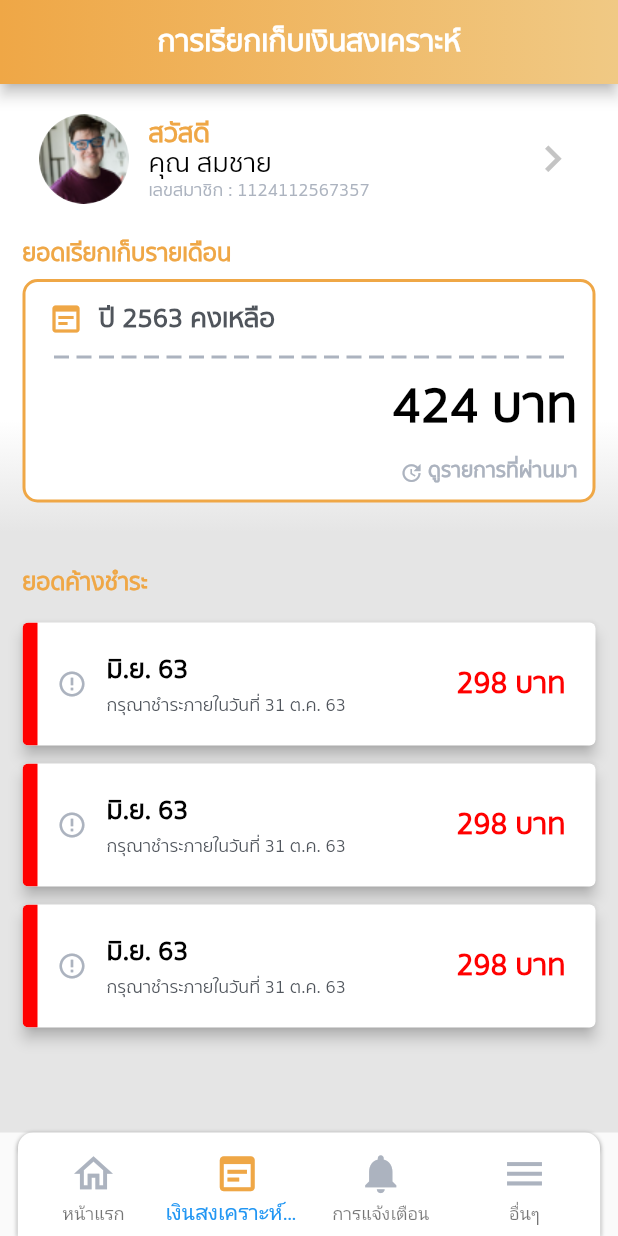
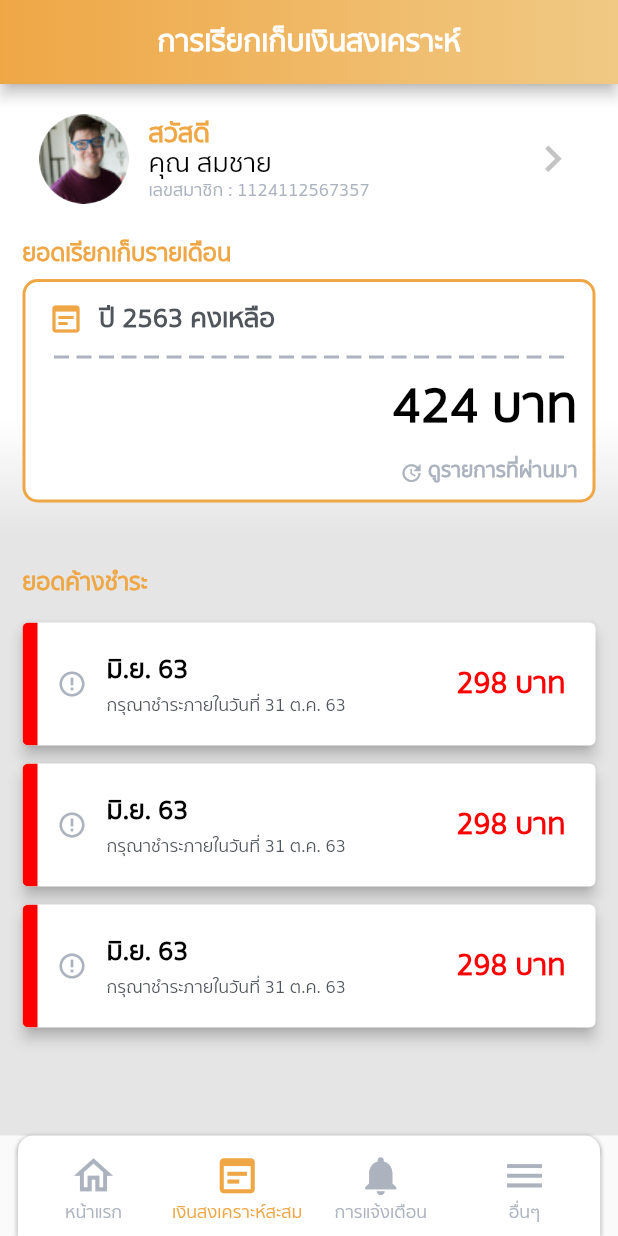
Before and after one commit to AnuwatBunsong/AiTech-test, a Flutter app: the MainPage screen opened by its route, swiped to page 2, on a phone screen of 412 x 824 dp. Run offline on Flutter 3.47's test engine with Material 2 defaults, Android fonts, the phone set to English and light mode, and no system bars; our stand-ins replace flutter_html, rflutter_alert, shared_preferences; accounts and stored records are empty; network calls fail.

Commit message:
fix case

```diff
--- a/lib/view/main_page.dart
+++ b/lib/view/main_page.dart
@@ -84,8 +84,14 @@ class _MainPageState extends State<MainPage> {
                     child: BottomNavigationBar(
                         currentIndex: _selectedIndex,
                         onTap: _onItemTapped,
+                        selectedItemColor: Color(0xFFEFA746),
+                        unselectedItemColor: Color(0xFFACB3BF),
                         backgroundColor: Colors.white,
                         type: BottomNavigationBarType.fixed,
+                        selectedLabelStyle: TextStyle(
+                            fontFamily: 'SukhumvitText', fontSize: 12.0),
+                        unselectedLabelStyle: TextStyle(
+                            fontFamily: 'SukhumvitText', fontSize: 12.0),
                         elevation: 0,
                         items: <BottomNavigationBarItem>[
                           BottomNavigationBarItem(
@@ -94,52 +100,32 @@ class _MainPageState extends State<MainPage> {
                                 color: _selectedIndex == 0
                                     ? Color(activePage)
                                     : Color(inActivePage)),
-                              title: new Text("หน้าแรก",
-                                  style: TextStyle(
-                                      color: _selectedIndex == 0
-                                          ? Color(activePage)
-                                          : Color(inActivePage),
-                                      fontFamily: 'SukhumvitText',
-                                      fontSize: 12.0))),
+                            label: 'หน้าแรก',
+                          ),
                           BottomNavigationBarItem(
                             icon: Icon(Icons.wysiwyg,
                                 size: 31.0,
                                 color: _selectedIndex == 1
                                     ? Color(activePage)
                                     : Color(inActivePage)),
-                              title: new Text("เงินสงเคราะห์สะสม",
-                                  style: TextStyle(
-                                      color: _selectedIndex == 1
-                                          ? Color(activePage)
-                                          : Color(inActivePage),
-                                      fontFamily: 'SukhumvitText',
-                                      fontSize: 12.0))),
+                            label: 'เงินสงเคราะห์สะสม',
+                          ),
                           BottomNavigationBarItem(
                             icon: Icon(Icons.notifications,
                                 size: 31.0,
                                 color: _selectedIndex == 2
                                     ? Color(activePage)
                                     : Color(inActivePage)),
-                              title: new Text("การแจ้งเตือน",
-                                  style: TextStyle(
-                                      color: _selectedIndex == 2
-                                          ? Color(activePage)
-                                          : Color(inActivePage),
-                                      fontFamily: 'SukhumvitText',
-                                      fontSize: 12.0))),
+                            label: 'การแจ้งเตือน',
+                          ),
                           BottomNavigationBarItem(
                             icon: Icon(Icons.menu,
                                 size: 31.0,
                                 color: _selectedIndex == 3
                                     ? Color(activePage)
                                     : Color(inActivePage)),
-                              title: new Text("อื่นๆ",
-                                  style: TextStyle(
-                                      color: _selectedIndex == 3
-                                          ? Color(activePage)
-                                          : Color(inActivePage),
-                                      fontFamily: 'SukhumvitText',
-                                      fontSize: 12.0)))
+                            label: 'อื่นๆ',
+                          )
                         ])))));
   }
 }
```
Also changed, not shown: lib/view/login.dart (+8 -8 lines), lib/view/news.dart (+14 -11 lines). Lines whose indentation alone changed are shown as unchanged.
